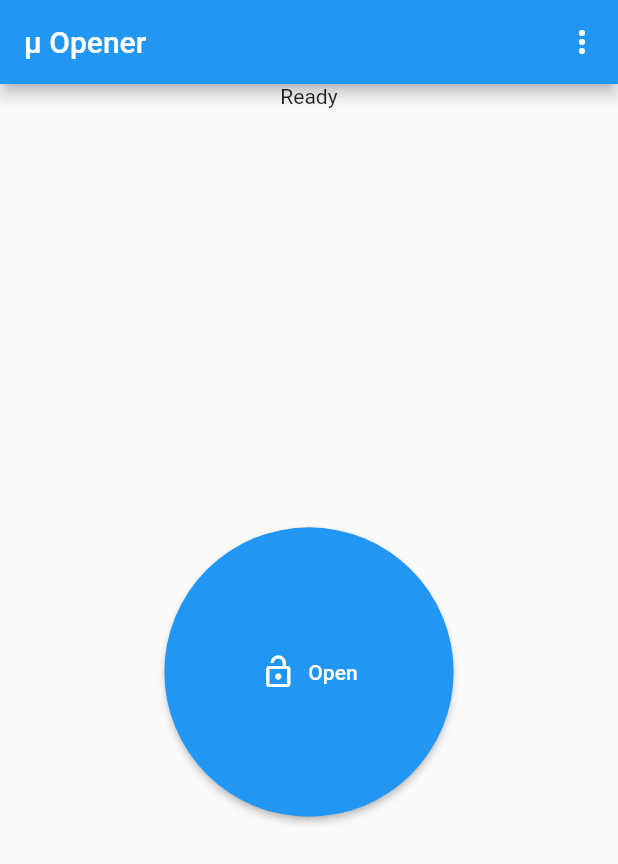
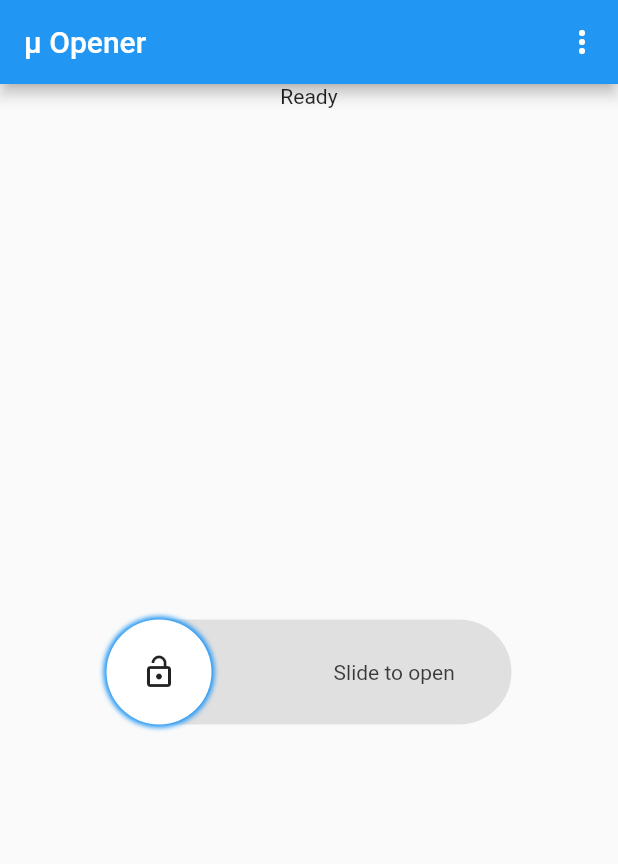
Before and after one commit to mvo5/flutter-opener, a Flutter app: the screen it shows after launch, on a phone screen of 412 x 824 dp. Shown: the top 864 px of the screen. Run offline on Flutter 3.47's test engine with Material 2 defaults, Android fonts, the phone set to English and light mode, and no system bars; drawn by our look-alikes of slider_button; our stand-ins replace flutter_secure_storage, permission_handler; missing offline and left inert: qrscan.

Commit message:
use a slider button

```diff
--- a/lib/main.dart
+++ b/lib/main.dart
@@ -9,7 +9,9 @@ import 'package:crypto/crypto.dart';
 
 import 'package:qrscan/qrscan.dart' as scanner;
 import 'package:permission_handler/permission_handler.dart';
+// XXX: move to biometric storage
 import 'package:flutter_secure_storage/flutter_secure_storage.dart';
+import 'package:slider_button/slider_button.dart';
 
 void main() {
     runApp(OpenerApp());
@@ -81,11 +83,6 @@ class OpenerApp extends StatelessWidget {
     Widget build(BuildContext context) {
 	return MaterialApp(
 	    title: 'Opener',
-	    // XXX: do I need this
-	    theme: ThemeData(
-		primarySwatch: Colors.blue,
-		visualDensity: VisualDensity.adaptivePlatformDensity,
-	    ),
 	    home: OpenerHomePage(title: 'μ Opener'),
 	);
     }
@@ -188,14 +185,18 @@ class _OpenerHomePageState extends State<OpenerHomePage> {
 		padding: EdgeInsets.all(64),
 	    );
 	} else {
-	    return ElevatedButton.icon(
-		label: Text("Open"),
+	    return SliderButton(
+		label: Text("Slide to open"),
 		icon: Icon(Icons.lock_open),
-		style: ElevatedButton.styleFrom(
-		    shape: CircleBorder(),
-		    padding: EdgeInsets.all(64),
+		// XXX: workaround for
+		// https://github.com/anirudhsharma392/Slider-Button/issues/21
+		boxShadow: BoxShadow(
+		    color: Theme.of(context).primaryColor,
+		    blurRadius: 2.0,
+		    spreadRadius: 2.0,
+		    offset: Offset.zero
 		),
-		onPressed: () {
+		action: () {
 		    setState(() {
 			_openerCall = true;
 		    });
@@ -246,7 +247,7 @@ class _OpenerHomePageState extends State<OpenerHomePage> {
 		    children: <Widget>[
 			Text(_statusText),
 			Expanded(child: Container(),),
-			Expanded(child: getOpenOrSpinnerWidget(),),
+			Center(child: getOpenOrSpinnerWidget()),
 			Expanded(child: Container(),),
 		    ],
 		),
--- a/pubspec.yaml
+++ b/pubspec.yaml
@@ -28,6 +28,7 @@ dependencies:
   qrscan: ^0.3.0
   permission_handler: ^5.1.0
   flutter_secure_storage: ^3.3.5
+  slider_button: ^1.0.0
 
   # The following adds the Cupertino Icons font to your application.
   # Use with the CupertinoIcons class for iOS style icons.
```
Also changed, not shown: pubspec.lock, 1 other file.
